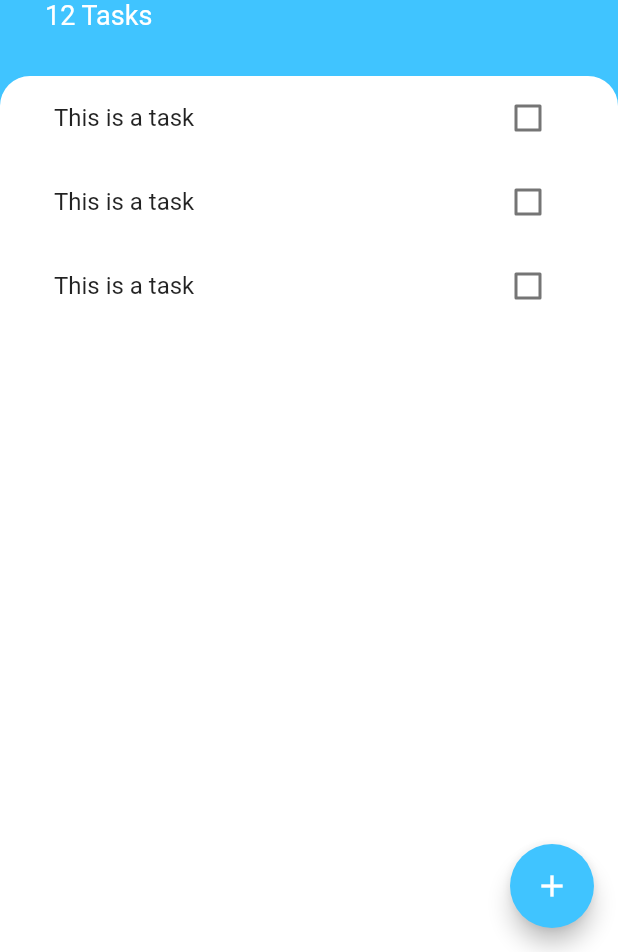
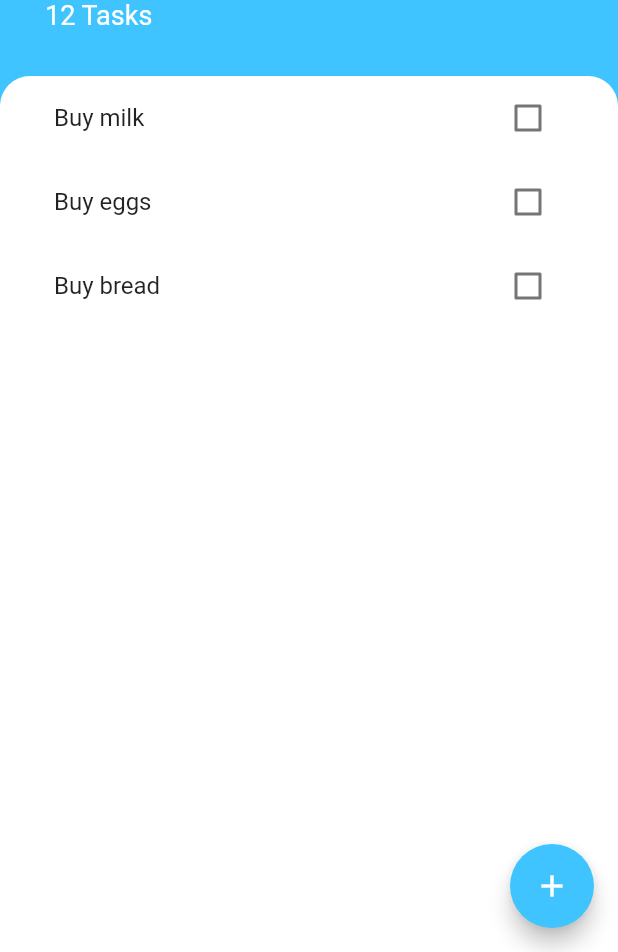
Before and after one commit to agata-miko/todoey_flutter, a Flutter app: the screen it shows after launch, on a phone screen of 412 x 824 dp, the part 284-1236 px from its top. Run offline on Flutter 3.47's test engine with Material 2 defaults, Android fonts, the phone set to English and light mode, and no system bars.

Commit message:
Module 202 - ListView.builder added

```diff
--- /dev/null
+++ b/lib/models/task.dart
@@ -0,0 +1,11 @@
+class Task {
+
+  final String name;
+  bool isDone;
+
+  Task({required this.name, this.isDone = false});
+
+  void toggleDone() {
+    isDone = !isDone;
+  }
+}
--- a/lib/widgets/tasks_list.dart
+++ b/lib/widgets/tasks_list.dart
@@ -1,19 +1,39 @@
 import 'package:flutter/material.dart';
 import '../widgets/tasks_tile.dart';
+import '../models/task.dart';
 
-class TasksList extends StatelessWidget {
-  const TasksList({
-    super.key,
-  });
+class TasksList extends StatefulWidget {
+  @override
+  State<TasksList> createState() => _TasksListState();
+}
+
+class _TasksListState extends State<TasksList> {
+  List<Task> tasks = [
+    Task(name: 'Buy milk'),
+    Task(name: 'Buy eggs'),
+    Task(name: 'Buy bread'),
+  ];
 
   @override
   Widget build(BuildContext context) {
-    return ListView(
-      children: <Widget>[
-        TaskTile(),
-        TaskTile(),
-        TaskTile(),
-      ],
+    return ListView.builder(
+      itemCount: tasks.length,
+      itemBuilder: (context, index) {
+        return TaskTile(
+          isChecked: tasks[index].isDone,
+          taskTitle: tasks[index].name,
+          checkboxCallback: (checkboxState) {
+            setState(() {
+              tasks[index].toggleDone();
+            });
+          },
+        );
+      },
     );
   }
 }
+
+// children: <Widget>[
+// TaskTile(taskTitle:tasks[0].name, isChecked: tasks[0].isDone),
+// TaskTile(taskTitle:tasks[1].name, isChecked: tasks[1].isDone),
+// TaskTile(taskTitle:tasks[2].name, isChecked: tasks[2].isDone),
--- a/lib/widgets/tasks_tile.dart
+++ b/lib/widgets/tasks_tile.dart
@@ -1,42 +1,24 @@
 import 'package:flutter/material.dart';
 
-class TaskTile extends StatefulWidget {
-  @override
-  State<TaskTile> createState() => _TaskTileState();
-}
+class TaskTile extends StatelessWidget {
 
-class _TaskTileState extends State<TaskTile> {
-  bool isChecked = false;
+  final bool isChecked;
+  final String taskTitle;
+  final void Function(bool?) checkboxCallback;
+  TaskTile({required this.isChecked, required this.taskTitle, required this.checkboxCallback});
 
   @override
   Widget build(BuildContext context) {
     return ListTile(
-      title: Text(
-        'This is a task',
+      title: Text(taskTitle,
         style: TextStyle(
             decoration: isChecked ? TextDecoration.lineThrough : null),
       ),
-      trailing: TaskCheckbox(checkBoxState: isChecked, toggleCheckboxState: (checkboxState) {
-        setState(() {
-          isChecked = checkboxState;
-        });
-      }),
+      trailing: Checkbox(
+        activeColor: Colors.lightBlueAccent,
+        value: isChecked,
+        onChanged: checkboxCallback,
+      ),
     );
   }
 }
-
-class TaskCheckbox extends StatelessWidget {
-  final bool checkBoxState;
-  final toggleCheckboxState;
-
-  TaskCheckbox({required this.checkBoxState,  required this.toggleCheckboxState});
-
-  @override
-  Widget build(BuildContext context) {
-    return Checkbox(
-      activeColor: Colors.lightBlueAccent,
-      value: checkBoxState,
-      onChanged: toggleCheckboxState,
-    );
-  }
-}
```
